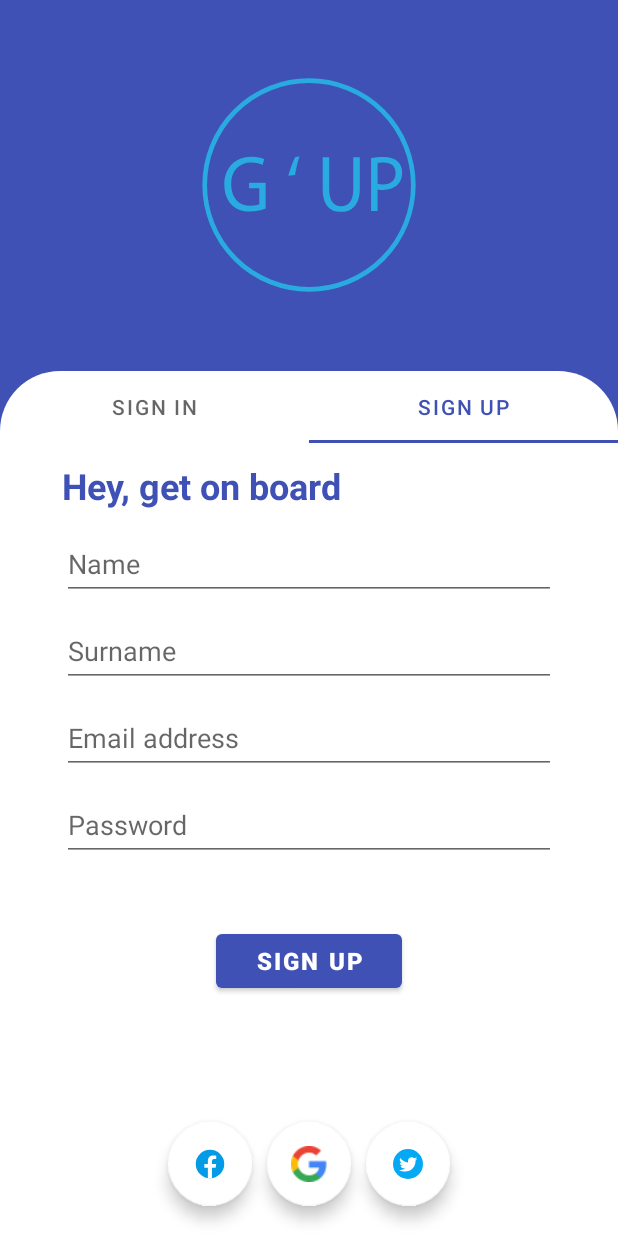
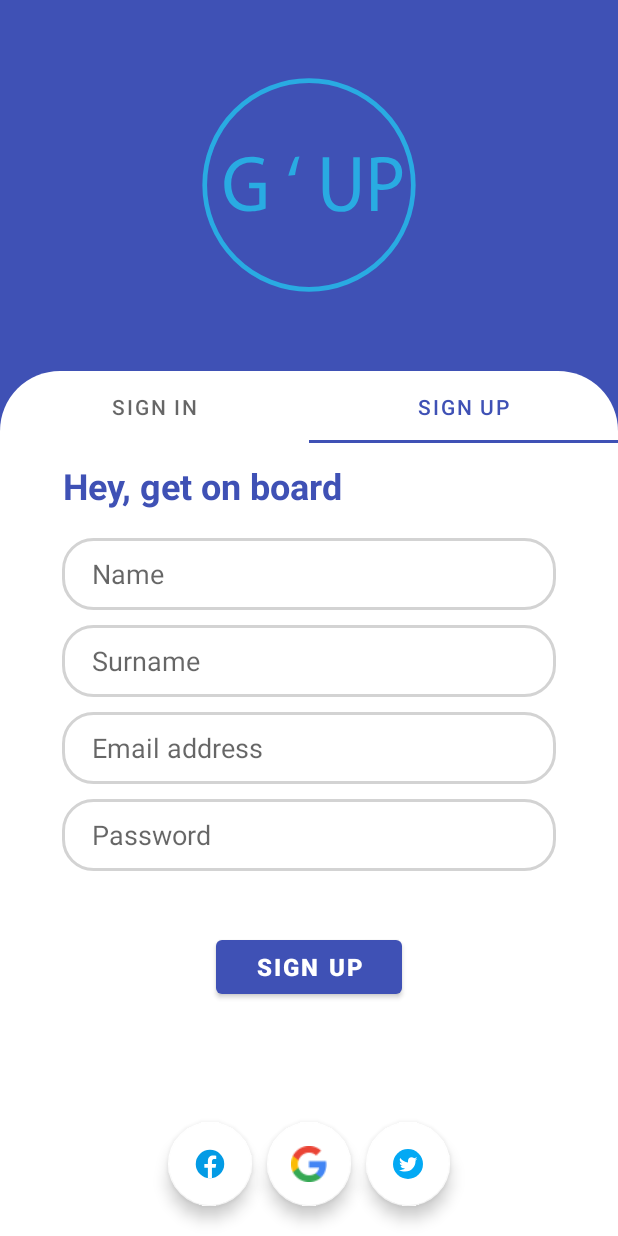
Before and after one commit to contug/G-UP, an Android app: the screen it shows after launch (AuthenticationActivity), tab 2 chosen, on a phone screen of 412 x 824 dp. Run offline under Robolectric (Android 15) with nearby library versions, the phone set to English and light mode, and no system bars; our stand-ins replace Firebase (no records; nobody signed in at launch, a user with empty details on screens opened directly).

Commit message:
Add SignIn with Google
Added SignIn with Google;
Check if input is not null for auth now in respective fragments;
Change some colors.

```diff
--- a/app/src/main/java/it/unimib/gup/ui/LaunchScreenActivity.java
+++ b/app/src/main/java/it/unimib/gup/ui/LaunchScreenActivity.java
@@ -1,6 +1,7 @@
 package it.unimib.gup.ui;
 
 import androidx.appcompat.app.AppCompatActivity;
+import androidx.appcompat.app.AppCompatDelegate;
 
 import android.content.Intent;
 import android.os.Bundle;
@@ -18,6 +19,8 @@ public class LaunchScreenActivity extends AppCompatActivity {
     @Override
     protected void onCreate(Bundle savedInstanceState) {
         super.onCreate(savedInstanceState);
+        // Disable Night Mode
+        AppCompatDelegate.setDefaultNightMode(AppCompatDelegate.MODE_NIGHT_NO);
         setContentView(R.layout.activity_launch_screen);
 
         mAuth = FirebaseAuth.getInstance();
--- a/app/src/main/java/it/unimib/gup/ui/authentication/LoginFragment.java
+++ b/app/src/main/java/it/unimib/gup/ui/authentication/LoginFragment.java
@@ -1,13 +1,17 @@
 package it.unimib.gup.ui.authentication;
 
+import android.app.Activity;
 import android.content.Intent;
 import android.os.Bundle;
 
+import androidx.activity.result.ActivityResultLauncher;
+import androidx.activity.result.contract.ActivityResultContracts;
 import androidx.annotation.Nullable;
 import androidx.fragment.app.Fragment;
 import androidx.lifecycle.Observer;
 import androidx.lifecycle.ViewModelProvider;
 
+import android.util.Log;
 import android.view.LayoutInflater;
 import android.view.View;
 import android.view.ViewGroup;
@@ -15,12 +19,16 @@ import android.widget.Button;
 import android.widget.EditText;
 import android.widget.TextView;
 
+import com.google.android.gms.auth.api.signin.GoogleSignIn;
+import com.google.android.gms.auth.api.signin.GoogleSignInClient;
+import com.google.android.gms.auth.api.signin.GoogleSignInOptions;
 import com.google.android.material.floatingactionbutton.FloatingActionButton;
 import com.google.android.material.snackbar.Snackbar;
 
 import it.unimib.gup.R;
 import it.unimib.gup.model.AuthenticationResponse;
 import it.unimib.gup.ui.MainActivity;
+import it.unimib.gup.utils.Constants;
 
 /**
  * It shows the login screen.
@@ -30,6 +38,11 @@ public class LoginFragment extends Fragment {
     private static final String TAG = "LoginFragment";
 
     private UserViewModel mUserViewModel;
+    private GoogleSignInClient mGoogleSignInClient;
+    private ActivityResultLauncher<Intent> mGoogleSignUpActivityResult;
+
+    private String email;
+    private String password;
 
     public LoginFragment() {
         // Required empty public constructor
@@ -39,6 +52,27 @@ public class LoginFragment extends Fragment {
     public void onCreate(@Nullable Bundle savedInstanceState) {
         super.onCreate(savedInstanceState);
         mUserViewModel = new ViewModelProvider(requireActivity()).get(UserViewModel.class);
+
+        mGoogleSignUpActivityResult = registerForActivityResult(
+                new ActivityResultContracts.StartActivityForResult(),
+                result -> {
+                    if (result.getResultCode() == Activity.RESULT_OK) {
+                        Intent data = result.getData();
+                        mUserViewModel.signUpWithGoogle(data).observe(getViewLifecycleOwner(), new Observer<AuthenticationResponse>() {
+                            @Override
+                            public void onChanged(AuthenticationResponse authenticationResponse) {
+                                if (authenticationResponse.isSucces()) {
+                                    startActivity(new Intent(requireActivity(), MainActivity.class));
+                                    requireActivity().finish();
+                                } else {
+                                    updateUIForFailure(authenticationResponse.getMessage());
+                                }
+                            }
+                        });
+                    } else {
+                        Log.d(TAG, "Error with Google Registration");
+                    }
+                });
     }
 
     @Override
@@ -53,6 +87,8 @@ public class LoginFragment extends Fragment {
         final EditText editTextEmail = root.findViewById(R.id.email_log);
         final EditText editTextPassword = root.findViewById(R.id.password_log);
         final Button buttonLogin = root.findViewById(R.id.button_login);
+
+        final FloatingActionButton buttonGoogle = requireActivity().findViewById(R.id.fab_google);
 
         textViewGroupUp.setTranslationX(800);
         editTextEmail.setTranslationX(800);
@@ -84,13 +120,34 @@ public class LoginFragment extends Fragment {
             }
         };
 
+        // Listener for button Login With Email and Password
         buttonLogin.setOnClickListener(new View.OnClickListener() {
             @Override
             public void onClick(View v) {
-                String email = editTextEmail.getText().toString();
-                String password = editTextPassword.getText().toString();
+                email = editTextEmail.getText().toString();
+                password = editTextPassword.getText().toString();
 
-                mUserViewModel.signInWithEmail(email, password).observe(getViewLifecycleOwner(), observer);
+                if (!email.isEmpty() && !password.isEmpty()) {
+                    mUserViewModel.signInWithEmail(email, password).observe(getViewLifecycleOwner(), observer);
+                } else {
+                    updateUIForFailure(requireActivity().getApplication().getString(R.string.invalid_auth_input));
+                }
+            }
+        });
+
+        // Listener for FloatinActionButton SignUp With Google
+        buttonGoogle.setOnClickListener(new View.OnClickListener() {
+            @Override
+            public void onClick(View v) {
+                // Configure Google Sign In
+                GoogleSignInOptions gso = new GoogleSignInOptions.Builder(GoogleSignInOptions.DEFAULT_SIGN_IN)
+                        .requestIdToken(Constants.DEFAULT_WEB_CLIENT_ID)
+                        .requestEmail()
+                        .build();
+
+                mGoogleSignInClient = GoogleSignIn.getClient(requireActivity(), gso);
+                Intent signInIntent = mGoogleSignInClient.getSignInIntent();
+                mGoogleSignUpActivityResult.launch(signInIntent);
             }
         });
 
--- a/app/src/main/java/it/unimib/gup/ui/authentication/RegisterFragment.java
+++ b/app/src/main/java/it/unimib/gup/ui/authentication/RegisterFragment.java
@@ -76,7 +76,11 @@ public class RegisterFragment extends Fragment {
                 String email = editTextEmail.getText().toString();
                 String password = editTextPassword.getText().toString();
 
-                mUserViewModel.signUpWithEmail(name, surname, email, password).observe(getViewLifecycleOwner(), observer);
+                if (!email.isEmpty() && !password.isEmpty()) {
+                    mUserViewModel.signUpWithEmail(name, surname, email, password).observe(getViewLifecycleOwner(), observer);
+                } else {
+                    updateUIForFailure(requireActivity().getApplication().getString(R.string.invalid_auth_input));
+                }
             }
         });
 
--- a/app/src/main/java/it/unimib/gup/utils/Constants.java
+++ b/app/src/main/java/it/unimib/gup/utils/Constants.java
@@ -5,4 +5,5 @@ public class Constants {
     public static final String SHARED_PREFERENCES_FILE_NAME = "it.unimib.gup.preferences";
     public static final String USER_ID = "USER_ID";
     public static final String AUTHENTICATION_TOKEN = "AUTHENTICATION_TOKEN";
+    public static final String DEFAULT_WEB_CLIENT_ID = "487544540532-fqfv3a1t80e2j4tt1t5ij6q67tfrlrtu.apps.googleusercontent.com";
 }
--- /dev/null
+++ b/app/src/main/res/drawable/edit_text_shape.xml
@@ -0,0 +1,9 @@
+<?xml version="1.0" encoding="utf-8"?>
+<shape xmlns:android="http://schemas.android.com/apk/res/android">
+
+    <corners android:radius="20dp"/>
+
+    <stroke android:width="2dp"
+        android:color="#D3D3D3"/>
+
+</shape>
--- a/app/src/main/res/drawable/home_fragment_preview_shape_background.xml
+++ b/app/src/main/res/drawable/home_fragment_preview_shape_background.xml
@@ -3,10 +3,7 @@
     android:shape="rectangle">
 
     <corners
-        android:radius="20dp"
-        android:topRightRadius="20dp"
-        android:bottomRightRadius="20dp"
-        android:bottomLeftRadius="20dp" />
+        android:radius="20dp" />
     <stroke
         android:width="1dp"
         android:color="@color/black" />
--- a/app/src/main/res/layout/fragment_login.xml
+++ b/app/src/main/res/layout/fragment_login.xml
@@ -11,7 +11,7 @@
         android:layout_width="wrap_content"
         android:layout_height="wrap_content"
         android:text="@string/group_up"
-        android:textColor="@color/blue"
+        android:textColor="@color/indigo"
         android:textSize="24sp"
         android:textStyle="bold"
         app:layout_constraintBottom_toBottomOf="parent"
@@ -24,9 +24,11 @@
         android:id="@+id/email_log"
         android:layout_width="0dp"
         android:layout_height="wrap_content"
+        android:background="@drawable/edit_text_shape"
         android:hint="@string/email_address"
         android:inputType="textEmailAddress"
         android:minHeight="48dp"
+        android:paddingStart="20dp"
         app:layout_constraintBottom_toBottomOf="parent"
         app:layout_constraintEnd_toEndOf="parent"
         app:layout_constraintHorizontal_bias="0.5"
@@ -40,9 +42,11 @@
         android:layout_width="0dp"
         android:layout_height="wrap_content"
         android:layout_marginTop="20dp"
+        android:background="@drawable/edit_text_shape"
         android:hint="@string/password"
         android:inputType="textPassword"
         android:minHeight="48dp"
+        android:paddingStart="20dp"
         app:layout_constraintBottom_toBottomOf="parent"
         app:layout_constraintEnd_toEndOf="parent"
         app:layout_constraintHorizontal_bias="0.5"
--- a/app/src/main/res/layout/fragment_register.xml
+++ b/app/src/main/res/layout/fragment_register.xml
@@ -11,12 +11,12 @@
         android:layout_width="0dp"
         android:layout_height="wrap_content"
         android:text="@string/hey_get_on_board"
-        android:textColor="@color/blue"
+        android:textColor="@color/indigo"
         android:textSize="24sp"
         android:textStyle="bold"
         app:layout_constraintBottom_toBottomOf="parent"
         app:layout_constraintEnd_toEndOf="parent"
-        app:layout_constraintHorizontal_bias="0.5"
+        app:layout_constraintHorizontal_bias="0.51"
         app:layout_constraintStart_toStartOf="parent"
         app:layout_constraintTop_toTopOf="parent"
         app:layout_constraintVertical_bias="0.03"
@@ -27,6 +27,8 @@
         android:layout_width="0dp"
         android:layout_height="wrap_content"
         android:layout_marginTop="12dp"
+        android:background="@drawable/edit_text_shape"
+        android:paddingStart="20dp"
         android:hint="@string/name"
         android:inputType="textPersonName"
         android:minHeight="48dp"
@@ -35,7 +37,7 @@
         app:layout_constraintHorizontal_bias="0.5"
         app:layout_constraintStart_toStartOf="parent"
         app:layout_constraintTop_toBottomOf="@+id/text_view_on_board"
-        app:layout_constraintVertical_bias="0"
+        app:layout_constraintVertical_bias="0.02"
         app:layout_constraintWidth_percent="0.8" />
 
     <EditText
@@ -43,6 +45,8 @@
         android:layout_width="0dp"
         android:layout_height="wrap_content"
         android:layout_marginTop="10dp"
+        android:background="@drawable/edit_text_shape"
+        android:paddingStart="20dp"
         android:hint="@string/surname"
         android:inputType="textPersonName"
         android:minHeight="48dp"
@@ -59,6 +63,8 @@
         android:layout_width="0dp"
         android:layout_height="wrap_content"
         android:layout_marginTop="10dp"
+        android:background="@drawable/edit_text_shape"
+        android:paddingStart="20dp"
         android:hint="@string/email_address"
         android:inputType="textEmailAddress"
         android:minHeight="48dp"
@@ -75,6 +81,8 @@
         android:layout_width="0dp"
         android:layout_height="wrap_content"
         android:layout_marginTop="10dp"
+        android:background="@drawable/edit_text_shape"
+        android:paddingStart="20dp"
         android:hint="@string/password"
         android:inputType="textPassword"
         android:minHeight="48dp"
--- a/app/src/main/res/values-night/themes.xml
+++ b/app/src/main/res/values-night/themes.xml
@@ -2,11 +2,11 @@
     <!-- Base application theme. -->
     <style name="Theme.GUP" parent="Theme.MaterialComponents.DayNight.NoActionBar">
         <!-- Primary brand color. -->
-        <item name="colorPrimary">@color/purple_200</item>
-        <item name="colorPrimaryVariant">@color/purple_700</item>
+        <item name="colorPrimary">@color/indigo</item>
+        <item name="colorPrimaryVariant">@color/indigo_dark</item>
         <item name="colorOnPrimary">@color/black</item>
         <!-- Secondary brand color. -->
-        <item name="colorSecondary">@color/teal_200</item>
+        <item name="colorSecondary">@color/my_blue</item>
         <item name="colorSecondaryVariant">@color/teal_200</item>
         <item name="colorOnSecondary">@color/black</item>
         <!-- Status bar color. -->
--- a/app/src/main/res/values/colors.xml
+++ b/app/src/main/res/values/colors.xml
@@ -7,7 +7,11 @@
     <color name="teal_700">#FF018786</color>
     <color name="black">#FF000000</color>
     <color name="white">#FFFFFFFF</color>
-    <color name="blue">#3F51B5</color>
+
+    <color name="indigo">#3F51B5</color>
+    <color name="indigo_dark">#303F9F</color>
+    <color name="my_blue">#448AFF</color>
+
     <color name="gup_color">#29ABE2</color>
 
 </resources>
--- a/app/src/main/res/values/themes.xml
+++ b/app/src/main/res/values/themes.xml
@@ -2,11 +2,11 @@
     <!-- Base application theme. -->
     <style name="Theme.GUP" parent="Theme.MaterialComponents.DayNight.NoActionBar">
         <!-- Primary brand color. -->
-        <item name="colorPrimary">@color/blue</item>
-        <item name="colorPrimaryVariant">@color/purple_700</item>
+        <item name="colorPrimary">@color/indigo</item>
+        <item name="colorPrimaryVariant">@color/indigo_dark</item>
         <item name="colorOnPrimary">@color/white</item>
         <!-- Secondary brand color. -->
-        <item name="colorSecondary">@color/teal_200</item>
+        <item name="colorSecondary">@color/my_blue</item>
         <item name="colorSecondaryVariant">@color/teal_700</item>
         <item name="colorOnSecondary">@color/black</item>
         <!-- Status bar color. -->
@@ -16,11 +16,11 @@
 
     <style name="Theme.CreateGroupActivity" parent="Theme.MaterialComponents.DayNight.NoActionBar">
         <!-- Primary brand color. -->
-        <item name="colorPrimary">@color/blue</item>
-        <item name="colorPrimaryVariant">@color/purple_700</item>
+        <item name="colorPrimary">@color/indigo</item>
+        <item name="colorPrimaryVariant">@color/indigo_dark</item>
         <item name="colorOnPrimary">@color/white</item>
         <!-- Secondary brand color. -->
-        <item name="colorSecondary">@color/teal_200</item>
+        <item name="colorSecondary">@color/my_blue</item>
         <item name="colorSecondaryVariant">@color/teal_700</item>
         <item name="colorOnSecondary">@color/black</item>
         <!-- Status bar color. -->
```
Also changed, not shown: app/src/main/java/it/unimib/gup/repository/UserRepository.java (+47 -19 lines), app/src/main/java/it/unimib/gup/ui/authentication/UserViewModel.java (+6 -1 lines), 1 other file.
